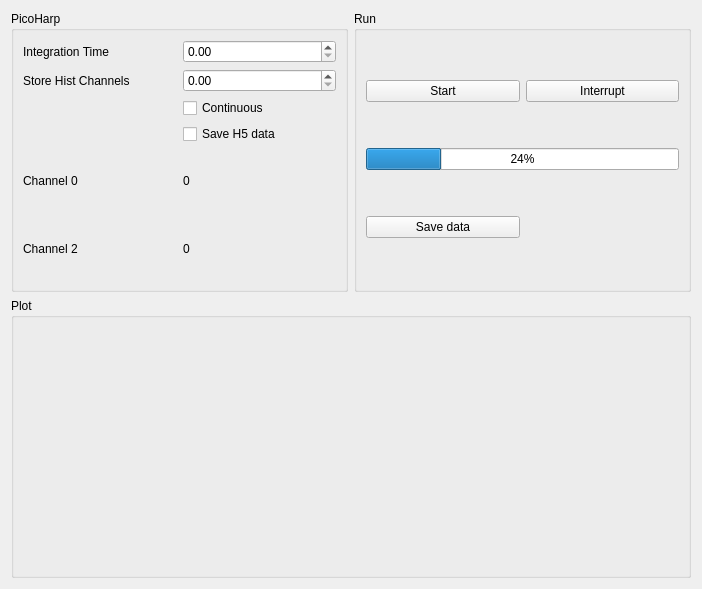
Old version of the form HW_Picoharp/picoharp_countrate_measure.ui in the repository GingerLabUW/Microscope_App.
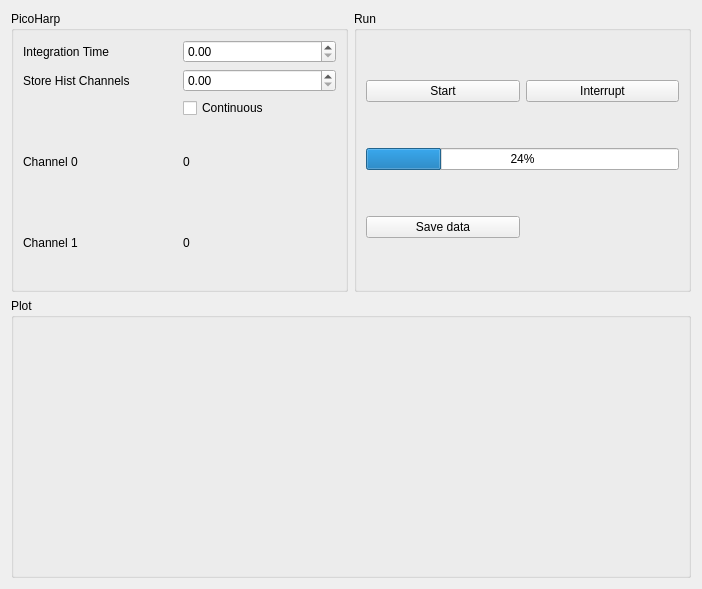
New version of the form.

Patch:
```diff
--- a/HW_Picoharp/picoharp_countrate_measure.ui
+++ b/HW_Picoharp/picoharp_countrate_measure.ui
@@ -65,23 +65,6 @@
       <string>PicoHarp</string>
      </property>
      <layout class="QGridLayout" name="gridLayout">
-      <item row="0" column="1">
-       <widget class="QDoubleSpinBox" name="picoharp_tacq_doubleSpinBox"/>
-      </item>
-      <item row="5" column="0">
-       <widget class="QLabel" name="label_4">
-        <property name="text">
-         <string>Channel 2</string>
-        </property>
-       </widget>
-      </item>
-      <item row="4" column="1">
-       <widget class="QLabel" name="ch0_label">
-        <property name="text">
-         <string>0</string>
-        </property>
-       </widget>
-      </item>
       <item row="1" column="0">
        <widget class="QLabel" name="label_2">
         <property name="text">
@@ -89,26 +72,36 @@
         </property>
        </widget>
       </item>
-      <item row="5" column="1">
-       <widget class="QLabel" name="ch1_label">
-        <property name="text">
-         <string>0</string>
-        </property>
-       </widget>
-      </item>
       <item row="4" column="0">
+       <widget class="QLabel" name="label_4">
+        <property name="text">
+         <string>Channel 1</string>
+        </property>
+       </widget>
+      </item>
+      <item row="3" column="1">
+       <widget class="QLabel" name="ch0_label">
+        <property name="text">
+         <string>0</string>
+        </property>
+       </widget>
+      </item>
+      <item row="4" column="1">
+       <widget class="QLabel" name="ch1_label">
+        <property name="text">
+         <string>0</string>
+        </property>
+       </widget>
+      </item>
+      <item row="3" column="0">
        <widget class="QLabel" name="label_3">
         <property name="text">
          <string>Channel 0</string>
         </property>
        </widget>
       </item>
-      <item row="2" column="1">
-       <widget class="QCheckBox" name="continuous_checkBox">
-        <property name="text">
-         <string>Continuous</string>
-        </property>
-       </widget>
+      <item row="0" column="1">
+       <widget class="QDoubleSpinBox" name="picoharp_tacq_doubleSpinBox"/>
       </item>
       <item row="0" column="0">
        <widget class="QLabel" name="label">
@@ -117,16 +110,16 @@
         </property>
        </widget>
       </item>
+      <item row="2" column="1">
+       <widget class="QCheckBox" name="continuous_checkBox">
+        <property name="text">
+         <string>Continuous</string>
+        </property>
+       </widget>
+      </item>
       <item row="1" column="1">
        <widget class="QDoubleSpinBox" name="hist_channels_doubleSpinBox"/>
       </item>
-      <item row="3" column="1">
-       <widget class="QCheckBox" name="save_h5_checkBox">
-        <property name="text">
-         <string>Save H5 data</string>
-        </property>
-       </widget>
-      </item>
      </layout>
     </widget>
    </item>
```
